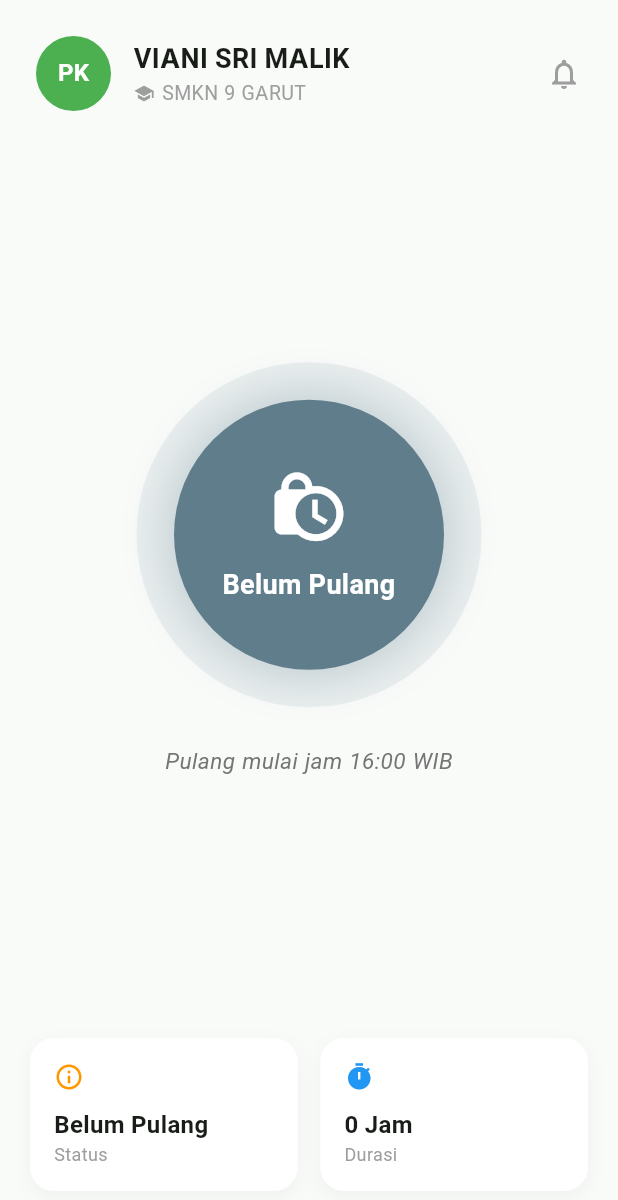
After one commit to Tiantianiiiiii/sisfo, a Flutter app: the AbsensiPage screen opened directly, on a phone screen of 412 x 824 dp. The commit adds this screen. Shown: the top 1200 px of the screen. Run offline on Flutter 3.47's test engine with Material 3 defaults, Android fonts, the phone set to English and light mode, and no system bars; our stand-ins replace cached_network_image, connectivity_plus, device_info_plus, flutter_image_compress, flutter_riverpod, flutter_secure_storage and 12 more; missing offline and left inert: excel; accounts and stored records are empty; Roboto replaces fonts that are missing (GoogleFonts.inter().fontFamily).

Commit message:
Add: fitur baru

```diff
--- /dev/null
+++ b/Downloads/sisfo-main/sisfo-main/lib/src/features/absensi/absensi_page.dart
@@ -0,0 +1,269 @@
+import 'package:flutter/material.dart';
+
+// --- 1. LOGIKA STATUS ABSENSI ---
+enum AbsenStatus {
+  belumWaktunyaMasuk,
+  waktunyaMasuk,
+  belumWaktunyaPulang,
+  waktunyaPulang,
+  hariLibur,
+}
+
+class AttendanceLogic {
+  static AbsenStatus getStatus() {
+    DateTime now = DateTime.now();
+    int hour = now.hour;
+    int weekday = now.weekday;
+
+    // Cek Hari Libur (Sabtu = 6, Minggu = 7)
+    if (weekday == DateTime.saturday || weekday == DateTime.sunday) {
+      return AbsenStatus.hariLibur;
+    }
+
+    // Penentuan Status Berdasarkan Jam
+    if (hour < 7) {
+      return AbsenStatus.belumWaktunyaMasuk;
+    } else if (hour >= 7 && hour < 9) {
+      return AbsenStatus.waktunyaMasuk;
+    } else if (hour >= 9 && hour < 16) {
+      return AbsenStatus.belumWaktunyaPulang;
+    } else if (hour >= 16 && hour < 20) {
+      return AbsenStatus.waktunyaPulang;
+    } else {
+      return AbsenStatus.belumWaktunyaMasuk;
+    }
+  }
+}
+
+// --- 2. TAMPILAN HALAMAN (UI) ---
+class AbsensiPage extends StatelessWidget {
+  const AbsensiPage({super.key});
+
+  @override
+  Widget build(BuildContext context) {
+    // Ambil status waktu saat ini
+    final status = AttendanceLogic.getStatus();
+
+    // Inisialisasi properti berdasarkan status
+    String judulTombol;
+    Color warnaTema;
+    IconData ikonTombol;
+    String deskripsiStatus;
+
+    switch (status) {
+      case AbsenStatus.waktunyaMasuk:
+        judulTombol = "Absen Masuk";
+        warnaTema = Colors.green;
+        ikonTombol = Icons.login;
+        deskripsiStatus = "Waktunya absen masuk";
+        break;
+      case AbsenStatus.waktunyaPulang:
+        judulTombol = "Absen Pulang";
+        warnaTema = Colors.orange;
+        ikonTombol = Icons.logout;
+        deskripsiStatus = "Waktunya absen pulang";
+        break;
+      case AbsenStatus.belumWaktunyaMasuk:
+        judulTombol = "Belum Waktunya";
+        warnaTema = Colors.grey;
+        ikonTombol = Icons.timer_outlined;
+        deskripsiStatus = "Absen dibuka jam 07:00 WIB";
+        break;
+      case AbsenStatus.belumWaktunyaPulang:
+        judulTombol = "Belum Pulang";
+        warnaTema = Colors.blueGrey;
+        ikonTombol = Icons.lock_clock;
+        deskripsiStatus = "Pulang mulai jam 16:00 WIB";
+        break;
+      case AbsenStatus.hariLibur:
+        judulTombol = "Hari Libur";
+        warnaTema = Colors.redAccent;
+        ikonTombol = Icons.event_busy;
+        deskripsiStatus = "Selamat berakhir pekan!";
+        break;
+    }
+
+    return Scaffold(
+      backgroundColor: const Color(0xFFF9FBF9),
+      body: SafeArea(
+        child: Column(
+          children: [
+            // HEADER PROFIL (Seperti di Screenshot)
+            Padding(
+              padding: const EdgeInsets.all(24.0),
+              child: Row(
+                children: [
+                  const CircleAvatar(
+                    radius: 25,
+                    backgroundColor: Colors.green,
+                    child: Text(
+                      "PK",
+                      style: TextStyle(
+                        color: Colors.white,
+                        fontWeight: FontWeight.bold,
+                      ),
+                    ),
+                  ),
+                  const SizedBox(width: 15),
+                  Column(
+                    crossAxisAlignment: CrossAxisAlignment.start,
+                    children: [
+                      const Text(
+                        "VIANI SRI MALIK",
+                        style: TextStyle(
+                          fontWeight: FontWeight.bold,
+                          fontSize: 18,
+                        ),
+                      ),
+                      Row(
+                        children: const [
+                          Icon(Icons.school, size: 14, color: Colors.grey),
+                          SizedBox(width: 5),
+                          Text(
+                            "SMKN 9 GARUT",
+                            style: TextStyle(color: Colors.grey, fontSize: 13),
+                          ),
+                        ],
+                      ),
+                    ],
+                  ),
+                  const Spacer(),
+                  const Icon(
+                    Icons.notifications_none_outlined,
+                    color: Colors.grey,
+                  ),
+                ],
+              ),
+            ),
+
+            const Spacer(),
+
+            // TOMBOL DINAMIS LINGKARAN
+            Center(
+              child: Column(
+                children: [
+                  Container(
+                    width: 230,
+                    height: 230,
+                    decoration: BoxDecoration(
+                      color: warnaTema.withOpacity(0.1),
+                      shape: BoxShape.circle,
+                    ),
+                    child: Center(
+                      child: InkWell(
+                        onTap: () {
+                          // Logika klik tombol (Misal simpan ke Supabase)
+                          if (status == AbsenStatus.waktunyaMasuk ||
+                              status == AbsenStatus.waktunyaPulang) {
+                            ScaffoldMessenger.of(context).showSnackBar(
+                              SnackBar(content: Text("Berhasil $judulTombol!")),
+                            );
+                          }
+                        },
+                        borderRadius: BorderRadius.circular(100),
+                        child: Container(
+                          width: 180,
+                          height: 180,
+                          decoration: BoxDecoration(
+                            color: warnaTema,
+                            shape: BoxShape.circle,
+                            boxShadow: [
+                              BoxShadow(
+                                color: warnaTema.withOpacity(0.3),
+                                blurRadius: 25,
+                                spreadRadius: 5,
+                              ),
+                            ],
+                          ),
+                          child: Column(
+                            mainAxisAlignment: MainAxisAlignment.center,
+                            children: [
+                              Icon(ikonTombol, color: Colors.white, size: 55),
+                              const SizedBox(height: 12),
+                              Text(
+                                judulTombol,
+                                textAlign: TextAlign.center,
+                                style: const TextStyle(
+                                  color: Colors.white,
+                                  fontWeight: FontWeight.bold,
+                                  fontSize: 18,
+                                ),
+                              ),
+                            ],
+                          ),
+                        ),
+                      ),
+                    ),
+                  ),
+                  const SizedBox(height: 25),
+                  Text(
+                    deskripsiStatus,
+                    style: TextStyle(
+                      color: Colors.grey[600],
+                      fontSize: 15,
+                      fontStyle: FontStyle.italic,
+                    ),
+                  ),
+                ],
+              ),
+            ),
+
+            const Spacer(),
+
+            // INFO CARD DI BAWAH
+            Padding(
+              padding: const EdgeInsets.symmetric(horizontal: 20, vertical: 30),
+              child: Row(
+                children: [
+                  _infoCard(
+                    Icons.info_outline,
+                    "Status",
+                    judulTombol,
+                    Colors.orange,
+                  ),
+                  const SizedBox(width: 15),
+                  _infoCard(Icons.timer, "Durasi", "0 Jam", Colors.blue),
+                ],
+              ),
+            ),
+          ],
+        ),
+      ),
+    );
+  }
+
+  // Widget Helper untuk Kartu Info
+  Widget _infoCard(IconData icon, String label, String value, Color color) {
+    return Expanded(
+      child: Container(
+        padding: const EdgeInsets.all(16),
+        decoration: BoxDecoration(
+          color: Colors.white,
+          borderRadius: BorderRadius.circular(16),
+          boxShadow: [
+            BoxShadow(
+              color: Colors.black.withOpacity(0.04),
+              blurRadius: 10,
+              offset: const Offset(0, 4),
+            ),
+          ],
+        ),
+        child: Column(
+          crossAxisAlignment: CrossAxisAlignment.start,
+          children: [
+            Icon(icon, color: color, size: 20),
+            const SizedBox(height: 10),
+            Text(
+              value,
+              style: const TextStyle(fontWeight: FontWeight.bold, fontSize: 16),
+            ),
+            Text(
+              label,
+              style: const TextStyle(color: Colors.grey, fontSize: 12),
+            ),
+          ],
+        ),
+      ),
+    );
+  }
+}
--- a/Downloads/sisfo-main/sisfo-main/lib/src/routing/app_router.dart
+++ b/Downloads/sisfo-main/sisfo-main/lib/src/routing/app_router.dart
@@ -1,7 +1,7 @@
 import 'package:flutter/material.dart';
 import 'package:flutter_riverpod/flutter_riverpod.dart';
 import 'package:go_router/go_router.dart';
-import 'package:flutter/foundation.dart'; // for kIsWeb
+import 'package:flutter/foundation.dart';
 
 import '../features/authentication/data/auth_repository.dart';
 import '../features/authentication/presentation/login_screen.dart';
@@ -12,24 +12,17 @@ import '../features/profile/presentation/profile_screen.dart';
 import '../features/home/presentation/main_screen.dart';
 import '../features/home/presentation/home_screen.dart';
 import '../features/home/presentation/announcement_detail_screen.dart';
-import '../features/home/domain/announcement_model.dart'; // Needed for route extra
+import '../features/home/domain/announcement_model.dart';
 import '../features/attendance/presentation/attendance_history_screen.dart';
 import '../features/journal/presentation/daily_journal_screen.dart';
 import '../features/journal/presentation/journal_form_screen.dart';
 import '../features/teacher/presentation/teacher_dashboard_screen.dart';
-import '../features/teacher/presentation/teacher_attendance_monitor_screen.dart';
-import '../features/teacher/presentation/teacher_journal_approval_screen.dart';
-import '../features/teacher/presentation/teacher_student_list_screen.dart';
-import '../features/teacher/presentation/teacher_student_detail_screen.dart';
-import '../features/teacher/presentation/notifications/notification_screen.dart';
-
-import '../features/authentication/presentation/splash_screen.dart'; // Import Splash
+import '../features/authentication/presentation/splash_screen.dart';
 
 final _rootNavigatorKey = GlobalKey<NavigatorState>();
 final _shellNavigatorKey = GlobalKey<NavigatorState>();
 
 final goRouterProvider = Provider<GoRouter>((ref) {
-  // We listen to the stream for refreshing
   final authRepository = ref.watch(authRepositoryProvider);
   final authStream = authRepository.authStateChanges;
 
@@ -38,20 +31,15 @@ final goRouterProvider = Provider<GoRouter>((ref) {
     initialLocation: '/splash',
     refreshListenable: _GoRouterRefreshStream(authStream),
     redirect: (context, state) {
-      // Read directly from repository to avoid StreamProvider race conditions
       final currentUser = ref.read(authRepositoryProvider).currentUser;
       final isLoggedIn = currentUser != null;
       final isLoggingIn = state.uri.toString() == '/login';
       final isSplash = state.uri.toString() == '/splash';
 
-      debugPrint("GoRouter Redirect: Path=${state.uri}, LoggedIn=$isLoggedIn");
-
       if (!isLoggedIn) {
-        // Allow login and splash screens
         return (isLoggingIn || isSplash) ? null : '/login';
       }
 
-      // If logged in, check web vs mobile and profile status
       if (isLoggedIn && isLoggingIn) {
         return '/';
       }
@@ -64,68 +52,19 @@ final goRouterProvider = Provider<GoRouter>((ref) {
         builder: (context, state) => const SplashScreen(),
       ),
       GoRoute(path: '/login', builder: (context, state) => const LoginScreen()),
+
       GoRoute(
         path: '/admin',
         builder: (context, state) => const AdminDashboardScreen(),
       ),
-      GoRoute(
-        path: '/verification',
-        builder: (context, state) {
-          final status = state.extra as String? ?? 'pending';
-          return VerificationStatusScreen(status: status);
-        },
-      ),
-      GoRoute(
-        path: '/teacher/dashboard',
-        builder: (context, state) => const TeacherDashboardScreen(),
-        routes: [
-          GoRoute(
-            path: 'attendance',
-            builder: (context, state) => const TeacherAttendanceMonitorScreen(),
-          ),
-          GoRoute(
-            path: 'journals',
-            builder: (context, state) => const TeacherJournalApprovalScreen(),
-          ),
-          GoRoute(
-            path: 'notifications',
-            builder: (context, state) => const NotificationScreen(),
-          ),
-          GoRoute(
-            path: 'students',
-            builder: (context, state) => const TeacherStudentListScreen(),
-            routes: [
-              GoRoute(
-                path: ':studentId',
-                builder: (context, state) {
-                  final studentId = state.pathParameters['studentId']!;
-                  final studentData = state.extra as Map<String, dynamic>;
-                  return TeacherStudentDetailScreen(
-                    studentId: studentId,
-                    studentData: studentData,
-                  );
-                },
-              ),
-            ],
-          ),
-        ],
-      ),
-      // Mobile App Shell
+
+      // Mobile App Shell (Tampilan Siswa dengan Bottom Navigation)
       StatefulShellRoute.indexedStack(
         builder: (context, state, navigationShell) {
-          // Guard: Check Profile Status Here
-          // We return a "Guard" widget that checks profile status
-          // If active -> render MainScreen (with navigationShell)
-          // If web -> redirect to admin (handled in redirect? No, redirect checks path)
-          // We can do a check here.
-
-          if (kIsWeb) {
-            return const AdminDashboardScreen();
-          }
-
           return _ProfileGuard(navigationShell: navigationShell);
         },
         branches: [
+          // Branch Home
           StatefulShellBranch(
             navigatorKey: _shellNavigatorKey,
             routes: [
@@ -147,6 +86,7 @@ final goRouterProvider = Provider<GoRouter>((ref) {
               ),
             ],
           ),
+          // Branch History
           StatefulShellBranch(
             routes: [
               GoRoute(
@@ -155,6 +95,7 @@ final goRouterProvider = Provider<GoRouter>((ref) {
               ),
             ],
           ),
+          // Branch Journal
           StatefulShellBranch(
             routes: [
               GoRoute(
@@ -163,13 +104,14 @@ final goRouterProvider = Provider<GoRouter>((ref) {
                 routes: [
                   GoRoute(
                     path: 'create',
-                    parentNavigatorKey: _rootNavigatorKey, // Full screen
+                    parentNavigatorKey: _rootNavigatorKey,
                     builder: (context, state) => const JournalFormScreen(),
                   ),
                 ],
               ),
             ],
           ),
+          // Branch Profile
           StatefulShellBranch(
             routes: [
               GoRoute(
@@ -184,7 +126,8 @@ final goRouterProvider = Provider<GoRouter>((ref) {
   );
 });
 
-// Helper class to convert Stream to Listenable for GoRouter
+// --- Helper Classes & Widgets ---
+
 class _GoRouterRefreshStream extends ChangeNotifier {
   _GoRouterRefreshStream(Stream<dynamic> stream) {
     notifyListeners();
@@ -202,7 +145,6 @@ class _GoRouterRefreshStream extends ChangeNotifier {
   }
 }
 
-// Internal Widget to check Profile Status before showing Shell
 class _ProfileGuard extends ConsumerWidget {
   final StatefulNavigationShell navigationShell;
   const _ProfileGuard({required this.navigationShell});
@@ -218,9 +160,11 @@ class _ProfileGuard extends ConsumerWidget {
             body: Center(child: Text("Profil tidak ditemukan.")),
           );
         }
+
         final status = profile['status'] ?? 'pending';
         final role = profile['role'] ?? 'student';
 
+        // Jika dia Guru, arahkan ke Dashboard Guru
         if (role == 'teacher') {
           Future.microtask(() {
             if (context.mounted) context.go('/teacher/dashboard');
@@ -230,11 +174,12 @@ class _ProfileGuard extends ConsumerWidget {
           );
         }
 
+        // Jika akun belum aktif (masih pending/rejected)
         if (status != 'active') {
-          // Show Verification Screen instead of Shell
           return VerificationStatusScreen(status: status);
         }
 
+        // Jika semua oke, tampilkan MainScreen (Bottom Nav Siswa)
         return MainScreen(navigationShell: navigationShell);
       },
       loading: () =>
--- a/Downloads/sisfo-main/sisfo-main/lib/src/services/supabase_config.dart
+++ b/Downloads/sisfo-main/sisfo-main/lib/src/services/supabase_config.dart
@@ -4,8 +4,7 @@ class SupabaseConfig {
   // Supabase Configuration
   static const String supabaseUrl = 'https://vvvcwxialnbzrcaitkql.supabase.co';
   static const String supabaseAnonKey =
-      'eyJhbGciOiJIUzI1NiIsInR5cCI6IkpXVCJ9.eyJpc3MiOiJzdXBhYmFzZSIsInJlZiI6InZ2dmN3eGlhbG5ienJjYWl0a3FsIiwicm9sZSI6ImFub24iLCJpYXQiOjE3NzU0NzgwNzgsImV4cCI6MjA5MTA1NDA3OH0.SHsEmozD6qNMEC2rq5kBhNvFTZFPwLp7dGuPyotpn10
-';
+      'eyJhbGciOiJIUzI1NiIsInR5cCI6IkpXVCJ9.eyJpc3MiOiJzdXBhYmFzZSIsInJlZiI6InZ2dmN3eGlhbG5ienJjYWl0a3FsIiwicm9sZSI6ImFub24iLCJpYXQiOjE3NzU0NzgwNzgsImV4cCI6MjA5MTA1NDA3OH0.SHsEmozD6qNMEC2rq5kBhNvFTZFPwLp7dGuPyotpn10';
 
   static Future<void> initialize() async {
     await Supabase.initialize(url: supabaseUrl, anonKey: supabaseAnonKey);
```
Also changed, not shown: Downloads/sisfo-main/sisfo-main/pubspec.lock.
